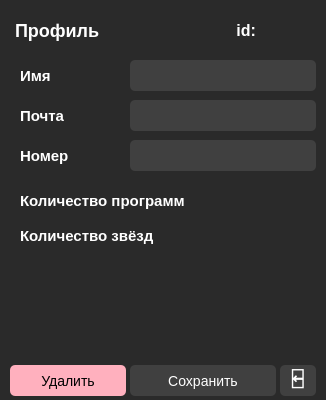
Above: profile/profile.ui from b0shka/selling_apps before the change. Below: the same form after it.
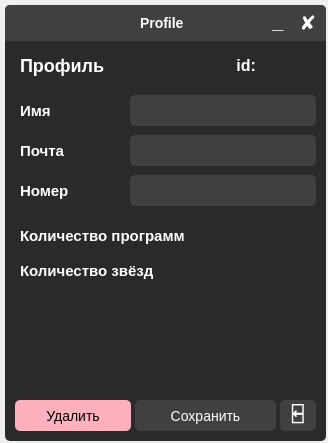
That is the form after the change.

What changed in the file:
```diff
--- a/profile/profile.ui
+++ b/profile/profile.ui
@@ -6,393 +6,206 @@
    <rect>
     <x>0</x>
     <y>0</y>
-    <width>326</width>
-    <height>400</height>
+    <width>328</width>
+    <height>443</height>
    </rect>
   </property>
   <property name="windowTitle">
    <string>Profile</string>
   </property>
   <property name="styleSheet">
-   <string notr="true">background-color: #2a2a2a;</string>
+   <string notr="true"/>
   </property>
-  <widget class="QLabel" name="label">
+  <widget class="QFrame" name="frame">
    <property name="geometry">
     <rect>
-     <x>15</x>
-     <y>20</y>
-     <width>196</width>
-     <height>21</height>
+     <x>5</x>
+     <y>5</y>
+     <width>321</width>
+     <height>436</height>
     </rect>
    </property>
-   <property name="font">
-    <font>
-     <pointsize>-1</pointsize>
-     <weight>75</weight>
-     <bold>true</bold>
-    </font>
+   <property name="minimumSize">
+    <size>
+     <width>321</width>
+     <height>436</height>
+    </size>
    </property>
-   <property name="styleSheet">
-    <string notr="true">font-size: 18px;
-color: white;</string>
+   <property name="maximumSize">
+    <size>
+     <width>321</width>
+     <height>436</height>
+    </size>
    </property>
-   <property name="text">
-    <string>Профиль</string>
-   </property>
-  </widget>
-  <widget class="QPushButton" name="pushButton">
-   <property name="geometry">
-    <rect>
-     <x>10</x>
-     <y>365</y>
-     <width>116</width>
-     <height>31</height>
-    </rect>
-   </property>
    <property name="styleSheet">
-    <string notr="true">padding: 2px;
-font-size: 14px;
-height: 28px;
-color: black;
-background-color: #ffb0be;
-border-radius: 5px;</string>
-   </property>
-   <property name="text">
-    <string>Удалить</string>
-   </property>
-  </widget>
-  <widget class="QLabel" name="label_2">
-   <property name="geometry">
-    <rect>
-     <x>260</x>
-     <y>20</y>
-     <width>56</width>
-     <height>21</height>
-    </rect>
-   </property>
-   <property name="font">
-    <font>
-     <pointsize>-1</pointsize>
-     <weight>75</weight>
-     <bold>true</bold>
-    </font>
-   </property>
-   <property name="styleSheet">
-    <string notr="true">font-size: 16px;
+    <string notr="true">border: none;
+border-radius: 5px;
+background-color: #2a2a2a;
 color: white;</string>
    </property>
-   <property name="text">
-    <string/>
+   <property name="frameShape">
+    <enum>QFrame::StyledPanel</enum>
    </property>
-   <property name="alignment">
-    <set>Qt::AlignLeading|Qt::AlignLeft|Qt::AlignVCenter</set>
+   <property name="frameShadow">
+    <enum>QFrame::Raised</enum>
    </property>
-  </widget>
-  <widget class="QLabel" name="label_3">
-   <property name="geometry">
-    <rect>
-     <x>225</x>
-     <y>20</y>
-     <width>31</width>
-     <height>21</height>
-    </rect>
-   </property>
-   <property name="font">
-    <font>
-     <pointsize>-1</pointsize>
-     <weight>75</weight>
-     <bold>true</bold>
-    </font>
-   </property>
-   <property name="styleSheet">
-    <string notr="true">font-size: 16px;
-color: white;</string>
-   </property>
-   <property name="text">
-    <string>id:</string>
-   </property>
-   <property name="alignment">
-    <set>Qt::AlignRight|Qt::AlignTrailing|Qt::AlignVCenter</set>
-   </property>
-  </widget>
-  <widget class="QPushButton" name="pushButton_2">
-   <property name="geometry">
-    <rect>
-     <x>130</x>
-     <y>365</y>
-     <width>146</width>
-     <height>31</height>
-    </rect>
-   </property>
-   <property name="styleSheet">
-    <string notr="true">QPushButton {
-	padding: 2px;
-	font-size: 14px;
+   <widget class="QFrame" name="frame_3">
+    <property name="geometry">
+     <rect>
+      <x>0</x>
+      <y>0</y>
+      <width>321</width>
+      <height>36</height>
+     </rect>
+    </property>
+    <property name="styleSheet">
+     <string notr="true">QFrame{
+	border-bottom-left-radius: 0px;
+	border-bottom-right-radius: 0px;
+	background-color: #404040;
+}</string>
+    </property>
+    <property name="frameShape">
+     <enum>QFrame::StyledPanel</enum>
+    </property>
+    <property name="frameShadow">
+     <enum>QFrame::Raised</enum>
+    </property>
+    <widget class="QPushButton" name="pushButton_8">
+     <property name="geometry">
+      <rect>
+       <x>290</x>
+       <y>5</y>
+       <width>26</width>
+       <height>26</height>
+      </rect>
+     </property>
+     <property name="font">
+      <font>
+       <pointsize>-1</pointsize>
+       <weight>75</weight>
+       <bold>true</bold>
+      </font>
+     </property>
+     <property name="styleSheet">
+      <string notr="true">QPushButton {
+	font-size: 20px;
 	height: 28px;
 	color: white;
 	background-color: #404040;
 	border-radius: 5px;
 }
 QPushButton::hover {
-	background-color: #949494;
+	background-color: #ffb0be;
+	color: black;
 }</string>
-   </property>
-   <property name="text">
-    <string>Сохранить</string>
-   </property>
-  </widget>
-  <widget class="QLineEdit" name="lineEdit">
-   <property name="geometry">
-    <rect>
-     <x>130</x>
-     <y>60</y>
-     <width>186</width>
-     <height>31</height>
-    </rect>
-   </property>
-   <property name="styleSheet">
-    <string notr="true">padding: 2px;
-font-size: 14px;
-height: 28px;
-color: white;
-background-color: #404040;
-border-radius: 5px;</string>
-   </property>
-  </widget>
-  <widget class="QLabel" name="label_4">
-   <property name="geometry">
-    <rect>
-     <x>20</x>
-     <y>65</y>
-     <width>61</width>
-     <height>21</height>
-    </rect>
-   </property>
-   <property name="font">
-    <font>
-     <pointsize>-1</pointsize>
-     <weight>75</weight>
-     <bold>true</bold>
-    </font>
-   </property>
-   <property name="styleSheet">
-    <string notr="true">font-size: 15px;
-color: white;</string>
-   </property>
-   <property name="text">
-    <string>Имя</string>
-   </property>
-  </widget>
-  <widget class="QLabel" name="label_5">
-   <property name="geometry">
-    <rect>
-     <x>20</x>
-     <y>105</y>
-     <width>61</width>
-     <height>21</height>
-    </rect>
-   </property>
-   <property name="font">
-    <font>
-     <pointsize>-1</pointsize>
-     <weight>75</weight>
-     <bold>true</bold>
-    </font>
-   </property>
-   <property name="styleSheet">
-    <string notr="true">font-size: 15px;
-color: white;</string>
-   </property>
-   <property name="text">
-    <string>Почта</string>
-   </property>
-  </widget>
-  <widget class="QLineEdit" name="lineEdit_2">
-   <property name="geometry">
-    <rect>
-     <x>130</x>
-     <y>100</y>
-     <width>186</width>
-     <height>31</height>
-    </rect>
-   </property>
-   <property name="styleSheet">
-    <string notr="true">padding: 2px;
-font-size: 14px;
-height: 28px;
-color: white;
-background-color: #404040;
-border-radius: 5px;</string>
-   </property>
-  </widget>
-  <widget class="QLineEdit" name="lineEdit_3">
-   <property name="geometry">
-    <rect>
-     <x>130</x>
-     <y>140</y>
-     <width>186</width>
-     <height>31</height>
-    </rect>
-   </property>
-   <property name="styleSheet">
-    <string notr="true">padding: 2px;
-font-size: 14px;
-height: 28px;
-color: white;
-background-color: #404040;
-border-radius: 5px;</string>
-   </property>
-  </widget>
-  <widget class="QLabel" name="label_6">
-   <property name="geometry">
-    <rect>
-     <x>20</x>
-     <y>145</y>
-     <width>71</width>
-     <height>21</height>
-    </rect>
-   </property>
-   <property name="font">
-    <font>
-     <pointsize>-1</pointsize>
-     <weight>75</weight>
-     <bold>true</bold>
-    </font>
-   </property>
-   <property name="styleSheet">
-    <string notr="true">font-size: 15px;
-color: white;</string>
-   </property>
-   <property name="text">
-    <string>Номер</string>
-   </property>
-  </widget>
-  <widget class="QPushButton" name="pushButton_3">
-   <property name="geometry">
-    <rect>
-     <x>280</x>
-     <y>365</y>
-     <width>36</width>
-     <height>31</height>
-    </rect>
-   </property>
-   <property name="font">
-    <font>
-     <pointsize>-1</pointsize>
-     <weight>75</weight>
-     <bold>true</bold>
-    </font>
-   </property>
-   <property name="styleSheet">
-    <string notr="true">QPushButton {
-	padding-bottom: 3px;
+     </property>
+     <property name="text">
+      <string>✘</string>
+     </property>
+    </widget>
+    <widget class="QPushButton" name="pushButton_9">
+     <property name="geometry">
+      <rect>
+       <x>260</x>
+       <y>5</y>
+       <width>26</width>
+       <height>26</height>
+      </rect>
+     </property>
+     <property name="font">
+      <font>
+       <pointsize>-1</pointsize>
+       <weight>75</weight>
+       <bold>true</bold>
+      </font>
+     </property>
+     <property name="styleSheet">
+      <string notr="true">QPushButton {
+	padding-bottom: 4px;
 	font-size: 20px;
-	height: 28px;
 	color: white;
 	background-color: #404040;
 	border-radius: 5px;
 }
 QPushButton::hover {
-	background-color: #949494;
+	background-color: #2a2a2a;
 }</string>
-   </property>
-   <property name="text">
-    <string>⍇</string>
-   </property>
-  </widget>
-  <widget class="QLabel" name="label_7">
-   <property name="geometry">
-    <rect>
-     <x>20</x>
-     <y>190</y>
-     <width>206</width>
-     <height>21</height>
-    </rect>
-   </property>
-   <property name="font">
-    <font>
-     <pointsize>-1</pointsize>
-     <weight>75</weight>
-     <bold>true</bold>
-    </font>
-   </property>
-   <property name="styleSheet">
-    <string notr="true">font-size: 15px;
+     </property>
+     <property name="text">
+      <string>_</string>
+     </property>
+    </widget>
+    <widget class="QLabel" name="label_13">
+     <property name="geometry">
+      <rect>
+       <x>135</x>
+       <y>10</y>
+       <width>56</width>
+       <height>16</height>
+      </rect>
+     </property>
+     <property name="font">
+      <font>
+       <pointsize>-1</pointsize>
+       <weight>75</weight>
+       <bold>true</bold>
+      </font>
+     </property>
+     <property name="styleSheet">
+      <string notr="true">font-size: 14px;
 color: white;</string>
-   </property>
-   <property name="text">
-    <string>Количество программ</string>
-   </property>
-  </widget>
-  <widget class="QLabel" name="label_9">
-   <property name="geometry">
-    <rect>
-     <x>225</x>
-     <y>225</y>
-     <width>86</width>
-     <height>21</height>
-    </rect>
-   </property>
-   <property name="font">
-    <font>
-     <pointsize>-1</pointsize>
-     <weight>75</weight>
-     <bold>true</bold>
-    </font>
-   </property>
-   <property name="styleSheet">
-    <string notr="true">font-size: 16px;
+     </property>
+     <property name="text">
+      <string>Profile</string>
+     </property>
+    </widget>
+   </widget>
+   <widget class="QLabel" name="label_9">
+    <property name="geometry">
+     <rect>
+      <x>220</x>
+      <y>255</y>
+      <width>86</width>
+      <height>21</height>
+     </rect>
+    </property>
+    <property name="font">
+     <font>
+      <pointsize>-1</pointsize>
+      <weight>75</weight>
+      <bold>true</bold>
+     </font>
+    </property>
+    <property name="styleSheet">
+     <string notr="true">font-size: 16px;
 color: white;</string>
-   </property>
-   <property name="text">
-    <string/>
-   </property>
-   <property name="alignment">
-    <set>Qt::AlignLeading|Qt::AlignLeft|Qt::AlignVCenter</set>
-   </property>
-  </widget>
-  <widget class="QLabel" name="label_10">
-   <property name="geometry">
-    <rect>
-     <x>20</x>
-     <y>225</y>
-     <width>206</width>
-     <height>21</height>
-    </rect>
-   </property>
-   <property name="font">
-    <font>
-     <pointsize>-1</pointsize>
-     <weight>75</weight>
-     <bold>true</bold>
-    </font>
-   </property>
-   <property name="styleSheet">
-    <string notr="true">font-size: 15px;
-color: white;</string>
-   </property>
-   <property name="text">
-    <string>Количество звёзд</string>
-   </property>
-  </widget>
-  <widget class="QPushButton" name="pushButton_4">
-   <property name="geometry">
-    <rect>
-     <x>225</x>
-     <y>190</y>
-     <width>86</width>
-     <height>21</height>
-    </rect>
-   </property>
-   <property name="font">
-    <font>
-     <pointsize>-1</pointsize>
-     <weight>75</weight>
-     <bold>true</bold>
-    </font>
-   </property>
-   <property name="styleSheet">
-    <string notr="true">QPushButton {
+    </property>
+    <property name="text">
+     <string/>
+    </property>
+    <property name="alignment">
+     <set>Qt::AlignLeading|Qt::AlignLeft|Qt::AlignVCenter</set>
+    </property>
+   </widget>
+   <widget class="QPushButton" name="pushButton_4">
+    <property name="geometry">
+     <rect>
+      <x>220</x>
+      <y>220</y>
+      <width>86</width>
+      <height>21</height>
+     </rect>
+    </property>
+    <property name="font">
+     <font>
+      <pointsize>-1</pointsize>
+      <weight>75</weight>
+      <bold>true</bold>
+     </font>
+    </property>
+    <property name="styleSheet">
+     <string notr="true">QPushButton {
 	font-size: 16px;
 	color: white;
 	background-color: #2a2a2a;
@@ -403,10 +216,343 @@
 QPushButton::hover {
 	color: silver;
 }</string>
-   </property>
-   <property name="text">
-    <string/>
-   </property>
+    </property>
+    <property name="text">
+     <string/>
+    </property>
+   </widget>
+   <widget class="QPushButton" name="pushButton_2">
+    <property name="geometry">
+     <rect>
+      <x>130</x>
+      <y>395</y>
+      <width>141</width>
+      <height>31</height>
+     </rect>
+    </property>
+    <property name="styleSheet">
+     <string notr="true">QPushButton {
+	padding: 2px;
+	font-size: 14px;
+	height: 28px;
+	color: white;
+	background-color: #404040;
+	border-radius: 5px;
+}
+QPushButton::hover {
+	background-color: #949494;
+}</string>
+    </property>
+    <property name="text">
+     <string>Сохранить</string>
+    </property>
+   </widget>
+   <widget class="QLineEdit" name="lineEdit_2">
+    <property name="geometry">
+     <rect>
+      <x>125</x>
+      <y>130</y>
+      <width>186</width>
+      <height>31</height>
+     </rect>
+    </property>
+    <property name="styleSheet">
+     <string notr="true">padding: 2px;
+font-size: 14px;
+height: 28px;
+color: white;
+background-color: #404040;
+border-radius: 5px;</string>
+    </property>
+   </widget>
+   <widget class="QLabel" name="label">
+    <property name="geometry">
+     <rect>
+      <x>15</x>
+      <y>50</y>
+      <width>101</width>
+      <height>21</height>
+     </rect>
+    </property>
+    <property name="font">
+     <font>
+      <pointsize>-1</pointsize>
+      <weight>75</weight>
+      <bold>true</bold>
+     </font>
+    </property>
+    <property name="styleSheet">
+     <string notr="true">font-size: 18px;
+color: white;</string>
+    </property>
+    <property name="text">
+     <string>Профиль</string>
+    </property>
+   </widget>
+   <widget class="QPushButton" name="pushButton_3">
+    <property name="geometry">
+     <rect>
+      <x>275</x>
+      <y>395</y>
+      <width>36</width>
+      <height>31</height>
+     </rect>
+    </property>
+    <property name="font">
+     <font>
+      <pointsize>-1</pointsize>
+      <weight>75</weight>
+      <bold>true</bold>
+     </font>
+    </property>
+    <property name="styleSheet">
+     <string notr="true">QPushButton {
+	padding-bottom: 3px;
+	font-size: 20px;
+	height: 28px;
+	color: white;
+	background-color: #404040;
+	border-radius: 5px;
+}
+QPushButton::hover {
+	background-color: #949494;
+}</string>
+    </property>
+    <property name="text">
+     <string>⍇</string>
+    </property>
+   </widget>
+   <widget class="QLabel" name="label_4">
+    <property name="geometry">
+     <rect>
+      <x>15</x>
+      <y>95</y>
+      <width>61</width>
+      <height>21</height>
+     </rect>
+    </property>
+    <property name="font">
+     <font>
+      <pointsize>-1</pointsize>
+      <weight>75</weight>
+      <bold>true</bold>
+     </font>
+    </property>
+    <property name="styleSheet">
+     <string notr="true">font-size: 15px;
+color: white;</string>
+    </property>
+    <property name="text">
+     <string>Имя</string>
+    </property>
+   </widget>
+   <widget class="QLineEdit" name="lineEdit_3">
+    <property name="geometry">
+     <rect>
+      <x>125</x>
+      <y>170</y>
+      <width>186</width>
+      <height>31</height>
+     </rect>
+    </property>
+    <property name="styleSheet">
+     <string notr="true">padding: 2px;
+font-size: 14px;
+height: 28px;
+color: white;
+background-color: #404040;
+border-radius: 5px;</string>
+    </property>
+   </widget>
+   <widget class="QLabel" name="label_2">
+    <property name="geometry">
+     <rect>
+      <x>255</x>
+      <y>50</y>
+      <width>56</width>
+      <height>21</height>
+     </rect>
+    </property>
+    <property name="font">
+     <font>
+      <pointsize>-1</pointsize>
+      <weight>75</weight>
+      <bold>true</bold>
+     </font>
+    </property>
+    <property name="styleSheet">
+     <string notr="true">font-size: 16px;
+color: white;</string>
+    </property>
+    <property name="text">
+     <string/>
+    </property>
+    <property name="alignment">
+     <set>Qt::AlignLeading|Qt::AlignLeft|Qt::AlignVCenter</set>
+    </property>
+   </widget>
+   <widget class="QLabel" name="label_10">
+    <property name="geometry">
+     <rect>
+      <x>15</x>
+      <y>255</y>
+      <width>161</width>
+      <height>21</height>
+     </rect>
+    </property>
+    <property name="font">
+     <font>
+      <pointsize>-1</pointsize>
+      <weight>75</weight>
+      <bold>true</bold>
+     </font>
+    </property>
+    <property name="styleSheet">
+     <string notr="true">font-size: 15px;
+color: white;</string>
+    </property>
+    <property name="text">
+     <string>Количество звёзд</string>
+    </property>
+   </widget>
+   <widget class="QLabel" name="label_3">
+    <property name="geometry">
+     <rect>
+      <x>220</x>
+      <y>50</y>
+      <width>31</width>
+      <height>21</height>
+     </rect>
+    </property>
+    <property name="font">
+     <font>
+      <pointsize>-1</pointsize>
+      <weight>75</weight>
+      <bold>true</bold>
+     </font>
+    </property>
+    <property name="styleSheet">
+     <string notr="true">font-size: 16px;
+color: white;</string>
+    </property>
+    <property name="text">
+     <string>id:</string>
+    </property>
+    <property name="alignment">
+     <set>Qt::AlignRight|Qt::AlignTrailing|Qt::AlignVCenter</set>
+    </property>
+   </widget>
+   <widget class="QPushButton" name="pushButton">
+    <property name="geometry">
+     <rect>
+      <x>10</x>
+      <y>395</y>
+      <width>116</width>
+      <height>31</height>
+     </rect>
+    </property>
+    <property name="styleSheet">
+     <string notr="true">padding: 2px;
+font-size: 14px;
+height: 28px;
+color: black;
+background-color: #ffb0be;
+border-radius: 5px;</string>
+    </property>
+    <property name="text">
+     <string>Удалить</string>
+    </property>
+   </widget>
+   <widget class="QLabel" name="label_6">
+    <property name="geometry">
+     <rect>
+      <x>15</x>
+      <y>175</y>
+      <width>71</width>
+      <height>21</height>
+     </rect>
+    </property>
+    <property name="font">
+     <font>
+      <pointsize>-1</pointsize>
+      <weight>75</weight>
+      <bold>true</bold>
+     </font>
+    </property>
+    <property name="styleSheet">
+     <string notr="true">font-size: 15px;
+color: white;</string>
+    </property>
+    <property name="text">
+     <string>Номер</string>
+    </property>
+   </widget>
+   <widget class="QLineEdit" name="lineEdit">
+    <property name="geometry">
+     <rect>
+      <x>125</x>
+      <y>90</y>
+      <width>186</width>
+      <height>31</height>
+     </rect>
+    </property>
+    <property name="styleSheet">
+     <string notr="true">padding: 2px;
+font-size: 14px;
+height: 28px;
+color: white;
+background-color: #404040;
+border-radius: 5px;</string>
+    </property>
+   </widget>
+   <widget class="QLabel" name="label_7">
+    <property name="geometry">
+     <rect>
+      <x>15</x>
+      <y>220</y>
+      <width>196</width>
+      <height>21</height>
+     </rect>
+    </property>
+    <property name="font">
+     <font>
+      <pointsize>-1</pointsize>
+      <weight>75</weight>
+      <bold>true</bold>
+     </font>
+    </property>
+    <property name="styleSheet">
+     <string notr="true">font-size: 15px;
+color: white;</string>
+    </property>
+    <property name="text">
+     <string>Количество программ</string>
+    </property>
+   </widget>
+   <widget class="QLabel" name="label_5">
+    <property name="geometry">
+     <rect>
+      <x>15</x>
+      <y>135</y>
+      <width>61</width>
+      <height>21</height>
+     </rect>
+    </property>
+    <property name="font">
+     <font>
+      <pointsize>-1</pointsize>
+      <weight>75</weight>
+      <bold>true</bold>
+     </font>
+    </property>
+    <property name="styleSheet">
+     <string notr="true">font-size: 15px;
+color: white;</string>
+    </property>
+    <property name="text">
+     <string>Почта</string>
+    </property>
+   </widget>
   </widget>
  </widget>
  <resources/>
```
